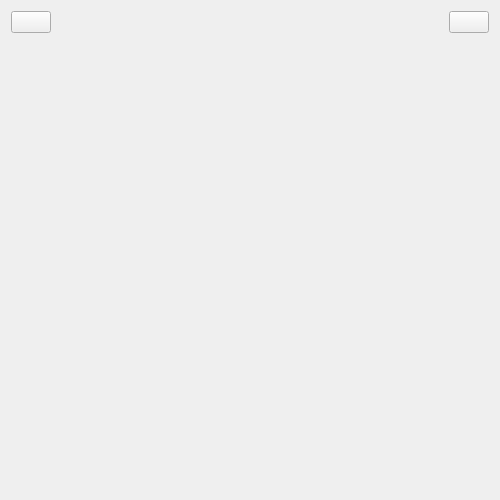
Old version of the form experiment/lab4/masterview.ui in the repository skmgt/QtLearnCourse.
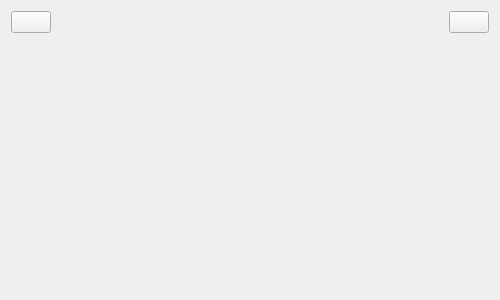
New version of the form. Icons and pictures are not drawn.

What changed in the file:
```diff
--- a/experiment/lab4/masterview.ui
+++ b/experiment/lab4/masterview.ui
@@ -7,7 +7,7 @@
     <x>0</x>
     <y>0</y>
     <width>500</width>
-    <height>500</height>
+    <height>300</height>
    </rect>
   </property>
   <property name="sizePolicy">
@@ -18,8 +18,8 @@
   </property>
   <property name="minimumSize">
    <size>
-    <width>500</width>
-    <height>500</height>
+    <width>0</width>
+    <height>0</height>
    </size>
   </property>
   <property name="windowTitle">
```
